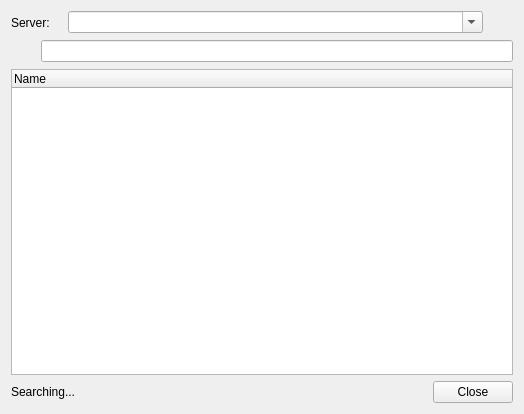
euroelessar/qutim, file jabber/src/protocol/account/servicediscovery/jservicebrowser.ui: the form before one commit.
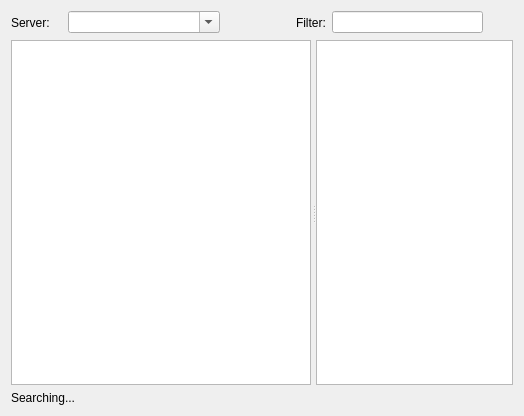
The form after the commit.

Commit message: Jabber: changes in service discovery window

The edit to the form file:
```diff
--- a/jabber/src/protocol/account/servicediscovery/jservicebrowser.ui
+++ b/jabber/src/protocol/account/servicediscovery/jservicebrowser.ui
@@ -7,14 +7,14 @@
     <x>0</x>
     <y>0</y>
     <width>524</width>
-    <height>414</height>
+    <height>416</height>
    </rect>
   </property>
   <property name="windowTitle">
    <string>jServiceBrowser</string>
   </property>
-  <layout class="QGridLayout" name="gridLayout">
-   <item row="0" column="0">
+  <layout class="QVBoxLayout" name="verticalLayout">
+   <item>
     <layout class="QHBoxLayout" name="horizontalLayout_8">
      <item>
       <widget class="QLabel" name="label_3">
@@ -46,22 +46,14 @@
        </property>
       </widget>
      </item>
-    </layout>
-   </item>
-   <item row="5" column="0">
-    <layout class="QHBoxLayout" name="horizontalLayout_5">
      <item>
-      <widget class="QLabel" name="labelLoader">
-       <property name="text">
-        <string>Searching...</string>
-       </property>
-      </widget>
-     </item>
-     <item>
-      <spacer name="horizontalSpacer_2">
+      <spacer name="horizontalSpacer">
        <property name="orientation">
         <enum>Qt::Horizontal</enum>
        </property>
+       <property name="sizeType">
+        <enum>QSizePolicy::Fixed</enum>
+       </property>
        <property name="sizeHint" stdset="0">
         <size>
          <width>40</width>
@@ -71,15 +63,51 @@
       </spacer>
      </item>
      <item>
-      <widget class="QPushButton" name="closeButton">
+      <widget class="QLabel" name="label">
+       <property name="sizePolicy">
+        <sizepolicy hsizetype="Fixed" vsizetype="Preferred">
+         <horstretch>0</horstretch>
+         <verstretch>0</verstretch>
+        </sizepolicy>
+       </property>
        <property name="text">
-        <string>Close</string>
+        <string>Filter:</string>
+       </property>
+      </widget>
+     </item>
+     <item>
+      <widget class="QLineEdit" name="filterLine">
+       <property name="sizePolicy">
+        <sizepolicy hsizetype="Preferred" vsizetype="Fixed">
+         <horstretch>0</horstretch>
+         <verstretch>0</verstretch>
+        </sizepolicy>
+       </property>
+      </widget>
+     </item>
+     <item>
+      <widget class="QToolButton" name="clearButton">
+       <property name="text">
+        <string/>
+       </property>
+       <property name="autoRaise">
+        <bool>true</bool>
        </property>
       </widget>
      </item>
     </layout>
    </item>
-   <item row="3" column="0">
+   <item>
+    <widget class="QSplitter" name="splitter">
+     <property name="frameShape">
+      <enum>QFrame::NoFrame</enum>
+     </property>
+     <property name="orientation">
+      <enum>Qt::Horizontal</enum>
+     </property>
+     <property name="handleWidth">
+      <number>5</number>
+     </property>
     <widget class="QTreeWidget" name="serviceTree">
      <property name="minimumSize">
       <size>
@@ -105,27 +133,48 @@
      <property name="columnCount">
       <number>1</number>
      </property>
+      <attribute name="headerVisible">
+       <bool>false</bool>
+      </attribute>
+      <attribute name="headerVisible">
+       <bool>false</bool>
+      </attribute>
      <column>
       <property name="text">
        <string>Name</string>
       </property>
      </column>
     </widget>
+     <widget class="QTextBrowser" name="featuresView"/>
+    </widget>
    </item>
-   <item row="1" column="0">
-    <layout class="QHBoxLayout" name="horizontalLayout">
      <item>
-      <widget class="QToolButton" name="clearButton">
+    <layout class="QHBoxLayout" name="horizontalLayout_5">
+     <item>
+      <widget class="QLabel" name="labelLoader">
+       <property name="sizePolicy">
+        <sizepolicy hsizetype="Preferred" vsizetype="Fixed">
+         <horstretch>0</horstretch>
+         <verstretch>0</verstretch>
+        </sizepolicy>
+       </property>
        <property name="text">
-        <string/>
-       </property>
-       <property name="autoRaise">
-        <bool>true</bool>
+        <string>Searching...</string>
        </property>
       </widget>
      </item>
      <item>
-      <widget class="QLineEdit" name="filterLine"/>
+      <spacer name="horizontalSpacer_2">
+       <property name="orientation">
+        <enum>Qt::Horizontal</enum>
+       </property>
+       <property name="sizeHint" stdset="0">
+        <size>
+         <width>40</width>
+         <height>0</height>
+        </size>
+       </property>
+      </spacer>
      </item>
     </layout>
    </item>
```
Left out of the diff: 22 changed lines with no effect on the pictures. Lines whose indentation alone changed are shown as unchanged. The commit also changes 2 other files.
